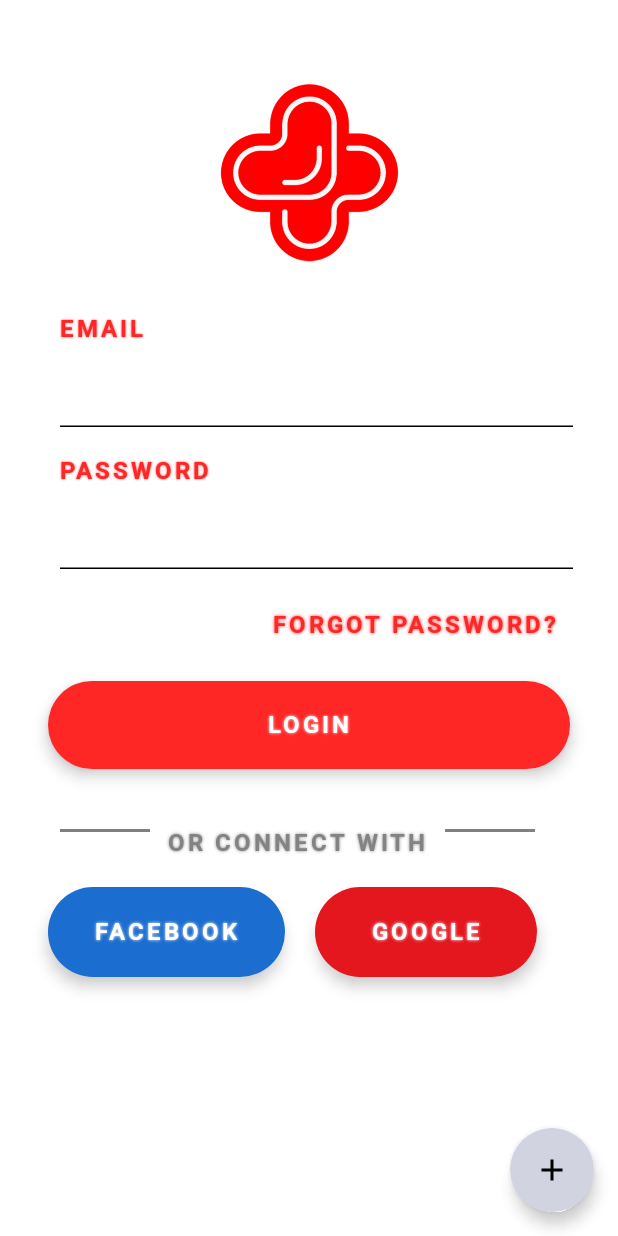
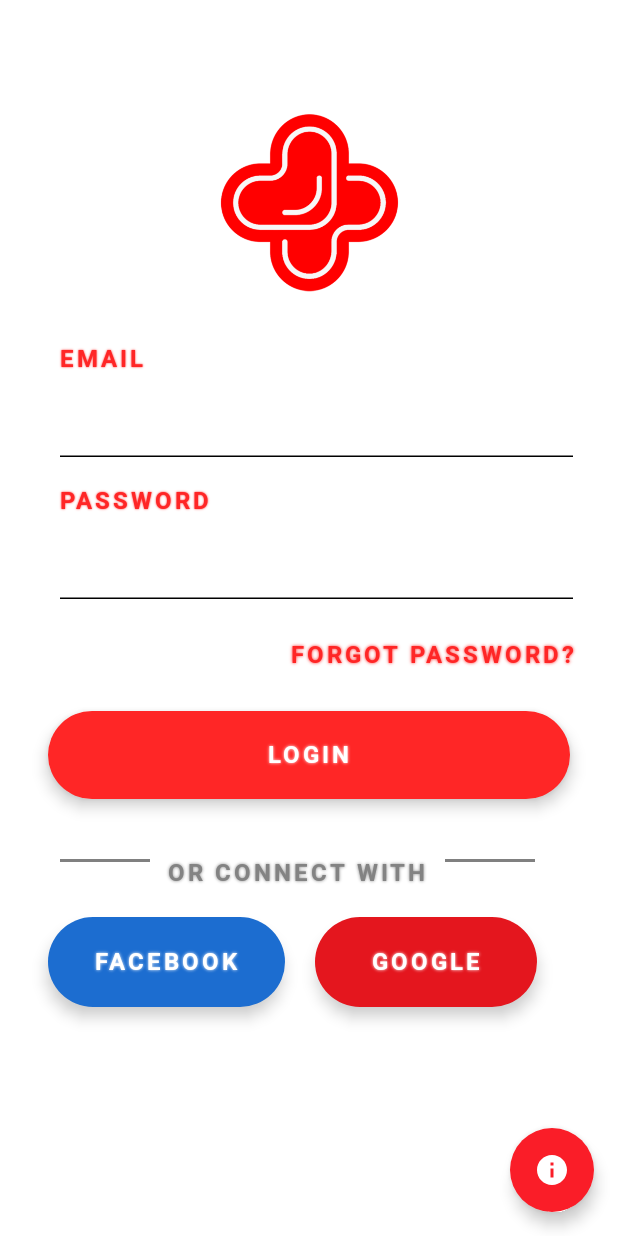
Before and after one commit to lsbloo/FarmaApp, an Android app built with Jetpack Compose: the screen it shows after launch (MainActivity), on a phone screen of 412 x 824 dp. Run offline under Robolectric (Android 15) with nearby library versions, the light colour scheme and no system bars; our stand-ins replace Room's generated code, Timber.

Commit message:
feat(home): creating constants login module

```diff
--- a/app/src/main/java/com/farma/poc/login/presentation/LoginComponent.kt
+++ b/app/src/main/java/com/farma/poc/login/presentation/LoginComponent.kt
@@ -10,17 +10,14 @@ import androidx.compose.foundation.verticalScroll
 import androidx.compose.material.*
 import androidx.compose.material.icons.Icons
 import androidx.compose.material.icons.filled.Add
+import androidx.compose.material.icons.filled.Info
 import androidx.compose.runtime.*
 import androidx.compose.ui.Alignment
 import androidx.compose.ui.Modifier
-import androidx.compose.ui.geometry.Offset
 import androidx.compose.ui.graphics.Brush
 import androidx.compose.ui.graphics.Color
 import androidx.compose.ui.graphics.Shadow
 import androidx.compose.ui.res.painterResource
-import androidx.compose.ui.text.TextStyle
-import androidx.compose.ui.text.font.FontFamily
-import androidx.compose.ui.text.font.FontStyle
 import androidx.compose.ui.text.font.FontWeight
 import androidx.compose.ui.tooling.preview.Preview
 import androidx.compose.ui.unit.ExperimentalUnitApi
@@ -44,8 +41,9 @@ fun screenLogin(){
         floatingActionButton = {
                 FloatingActionButton(
                     onClick = {},
+                    backgroundColor = Colors.redPrimary
                 ) {
-                    Icon(Icons.Filled.Add,"")
+                    Icon(Icons.Filled.Info,"")
                 }
             },
         modifier = Modifier.fillMaxSize(), content = {
@@ -95,7 +93,7 @@ fun bodyContent() {
                 rememberScrollState()
             )
     ) {
-        Spacer(modifier = Modifier.height(40.dp))
+        Spacer(modifier = Modifier.height(60.dp))
         Image(
             painter = painterResource(id = R.drawable.logo_farm), contentDescription = "",
             modifier = Modifier
@@ -107,7 +105,7 @@ fun bodyContent() {
         Spacer(modifier = Modifier.height(20.dp))
         CustomTextView().apply{
             customTextView(
-            text = "email",
+            text = LoginConstants.View.LABEL_EMAIL,
             upperCase = true,
             color = Colors.redQuar,
             modifier = Modifier.padding(start = 40.dp, end = 40.dp),
@@ -134,7 +132,7 @@ fun bodyContent() {
 
         Spacer(modifier = Modifier.height(20.dp))
         CustomTextView().apply{customTextView(
-            text = "password",
+            text = LoginConstants.View.LABEL_PASSWORD,
             upperCase = true,
             color = Colors.redQuar,
             modifier = Modifier.padding(start = 40.dp, end = 40.dp),
@@ -162,10 +160,10 @@ fun bodyContent() {
         Spacer(modifier = Modifier.height(28.dp))
         CustomTextView().apply{
             customTextView(
-            text = "Forgot Password?", upperCase = true,
+            text = LoginConstants.View.LABEL_FORGOT_PASSWORD, upperCase = true,
             modifier =
             Modifier
-                .padding(start = 40.dp, end = 40.dp)
+                .padding(start = 40.dp, end = 28.dp)
                 .align(Alignment.End), color = Colors.redQuar, textStyle =
             FontsTheme(
                 fontWeight = FontWeight.Bold,
@@ -182,7 +180,7 @@ fun bodyContent() {
                 content = {
                     CustomTextView().apply {
                         customTextView(
-                            text = "login", upperCase = true,
+                            text = LoginConstants.View.BUTTON_LABEL_LOGIN, upperCase = true,
                             modifier =
                             Modifier.padding(12.dp), color = Colors.whitePrimary, textStyle =
                             FontsTheme(
@@ -217,7 +215,7 @@ fun bodyContent() {
                 .padding(start = 40.dp))
             CustomTextView().apply {
                 customTextView(
-                    text = "or connect with",
+                    text = LoginConstants.View.LABEL_OR_CONNECT_WITH,
                     upperCase = true,
                     modifier = Modifier
                         .padding(start = 12.dp, end = 12.dp)
@@ -241,7 +239,7 @@ fun bodyContent() {
             CustomCircularButton().apply {customCircularButton(
                 content = {
                     CustomTextView().apply{customTextView(
-                        text = "facebook", upperCase = true,
+                        text = LoginConstants.View.BUTTON_LABEL_FACEBOOK, upperCase = true,
                         modifier =
                         Modifier.padding(12.dp), color = Colors.whitePrimary, textStyle =
                         FontsTheme(
@@ -273,7 +271,7 @@ fun bodyContent() {
             CustomCircularButton().apply {customCircularButton(
                 content = {
                     CustomTextView().apply{customTextView(
-                        text = "google", upperCase = true,
+                        text = LoginConstants.View.BUTTON_LABEL_GOOGLE, upperCase = true,
                         modifier =
                         Modifier.padding(12.dp), color = Colors.whitePrimary, textStyle =
                         FontsTheme(
```
Also changed, not shown: app/src/main/java/com/farma/poc/login/presentation/LoginConstants.kt (added, +17 -0 lines).
